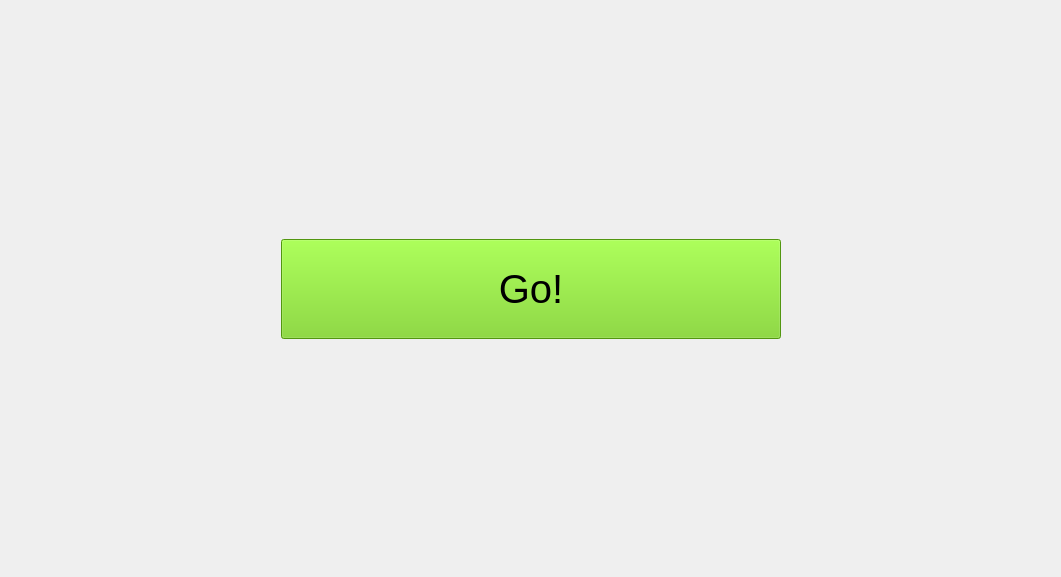
This is resource/display.ui in teamspatzenhirn/spatz_display_rqt as Qt 5 draws it before an edit. The edited form follows.
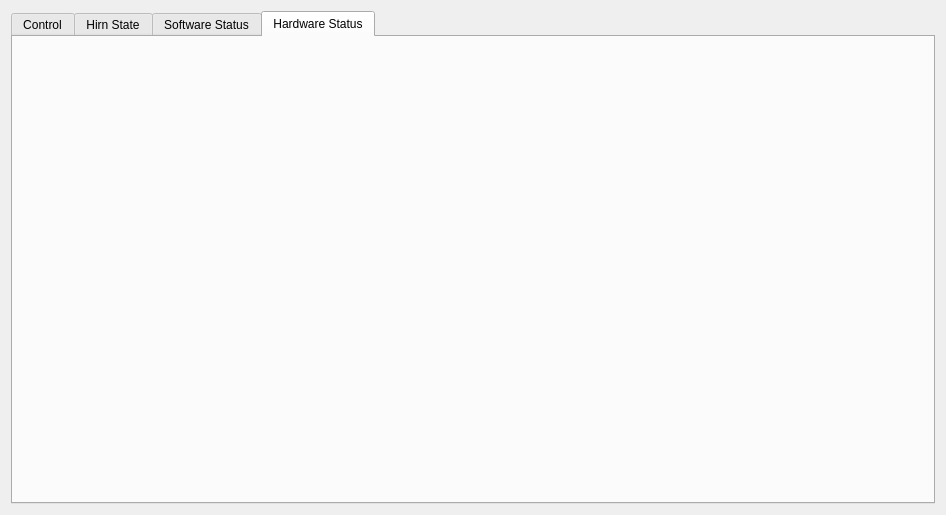
This is the edited form.

Commit message: add experimental hw status visualization

The edit to the form file:
```diff
--- a/resource/display.ui
+++ b/resource/display.ui
@@ -6,13 +6,23 @@
    <rect>
     <x>0</x>
     <y>0</y>
-    <width>1061</width>
-    <height>577</height>
+    <width>946</width>
+    <height>515</height>
    </rect>
   </property>
   <property name="windowTitle">
    <string>Form</string>
   </property>
+  <layout class="QGridLayout" name="gridLayout">
+   <item row="0" column="0">
+    <widget class="QTabWidget" name="tabWidget">
+     <property name="currentIndex">
+      <number>3</number>
+     </property>
+     <widget class="QWidget" name="tab_control">
+      <attribute name="title">
+       <string>Control</string>
+      </attribute>
   <layout class="QGridLayout" name="gridLayout_2">
    <item row="1" column="0">
     <spacer name="horizontalSpacer">
@@ -509,20 +519,33 @@
      </property>
     </spacer>
    </item>
-   <item row="2" column="1">
-    <spacer name="verticalSpacer">
-     <property name="orientation">
-      <enum>Qt::Vertical</enum>
-     </property>
-     <property name="sizeHint" stdset="0">
-      <size>
-       <width>20</width>
-       <height>40</height>
-      </size>
-     </property>
-    </spacer>
-   </item>
    <item row="0" column="1">
+        <spacer name="verticalSpacer">
+         <property name="orientation">
+          <enum>Qt::Vertical</enum>
+         </property>
+         <property name="sizeHint" stdset="0">
+          <size>
+           <width>20</width>
+           <height>40</height>
+          </size>
+         </property>
+        </spacer>
+       </item>
+       <item row="1" column="0">
+        <spacer name="horizontalSpacer">
+         <property name="orientation">
+          <enum>Qt::Horizontal</enum>
+         </property>
+         <property name="sizeHint" stdset="0">
+          <size>
+           <width>40</width>
+           <height>20</height>
+          </size>
+         </property>
+        </spacer>
+       </item>
+       <item row="2" column="1">
     <spacer name="verticalSpacer_2">
      <property name="orientation">
       <enum>Qt::Vertical</enum>
@@ -534,6 +557,40 @@
       </size>
      </property>
     </spacer>
+       </item>
+      </layout>
+     </widget>
+     <widget class="QWidget" name="tab_hirn_state">
+      <attribute name="title">
+       <string>Hirn State</string>
+      </attribute>
+     </widget>
+     <widget class="QWidget" name="tab_software_status">
+      <attribute name="title">
+       <string>Software Status</string>
+      </attribute>
+     </widget>
+     <widget class="QWidget" name="tab_hardware_status">
+      <attribute name="title">
+       <string>Hardware Status</string>
+      </attribute>
+      <layout class="QVBoxLayout" name="hardware_status_layout">
+       <item>
+        <spacer name="verticalSpacer_3">
+         <property name="orientation">
+          <enum>Qt::Vertical</enum>
+         </property>
+         <property name="sizeHint" stdset="0">
+          <size>
+           <width>20</width>
+           <height>40</height>
+          </size>
+         </property>
+        </spacer>
+       </item>
+      </layout>
+     </widget>
+    </widget>
    </item>
   </layout>
  </widget>
```
Left out of the diff: 19 changed lines with no effect on the pictures. Lines whose indentation alone changed are shown as unchanged. The commit also changes 3 other files.
